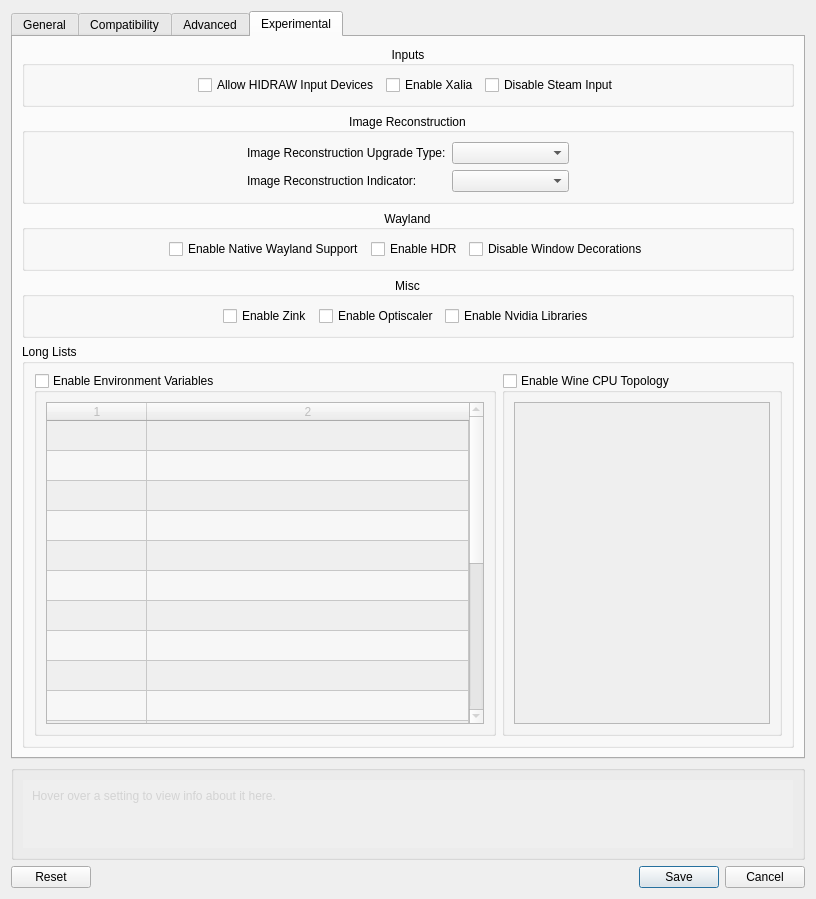
Old version of the form src/neroprefixsettings.ui in the repository KeyesTheWah/Nero-umu.
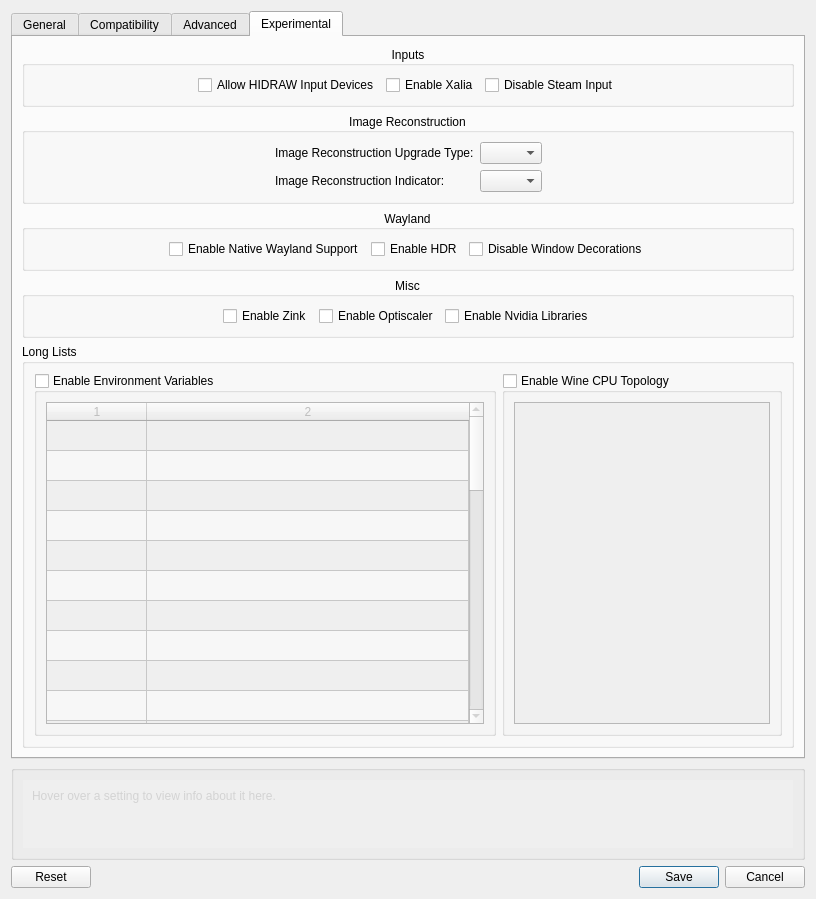
New version of the form. Icons and pictures are not drawn.

Diff of the .ui file:
```diff
--- a/src/neroprefixsettings.ui
+++ b/src/neroprefixsettings.ui
@@ -1989,11 +1989,6 @@
               <string>FSR4</string>
              </property>
             </item>
-            <item>
-             <property name="text">
-              <string>FSR4 (RDNA 3)</string>
-             </property>
-            </item>
             <item>
              <property name="text">
               <string>DLSS</string>
@@ -2257,7 +2252,7 @@
                 <bool>false</bool>
                </property>
                <property name="rowCount">
-                <number>20</number>
+                <number>40</number>
                </property>
                <property name="columnCount">
                 <number>2</number>
@@ -2291,6 +2286,26 @@
                <row/>
                <row/>
                <row/>
+               <row/>
+               <row/>
+               <row/>
+               <row/>
+               <row/>
+               <row/>
+               <row/>
+               <row/>
+               <row/>
+               <row/>
+               <row/>
+               <row/>
+               <row/>
+               <row/>
+               <row/>
+               <row/>
+               <row/>
+               <row/>
+               <row/>
+               <row/>
                <column/>
                <column/>
               </widget>
```
